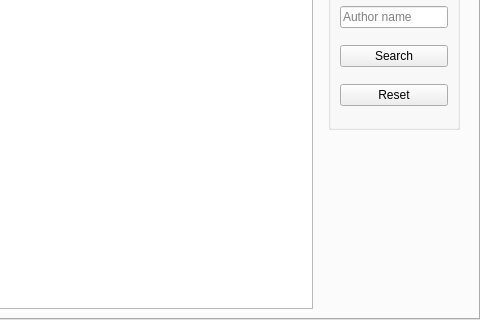
Qt form ui/librarianForm.ui (Kamikoto-sama/NetBookShop) before a commit; both pictures show x 454 to 934 and y 248 to 568 of the 934 by 568 pixel window.
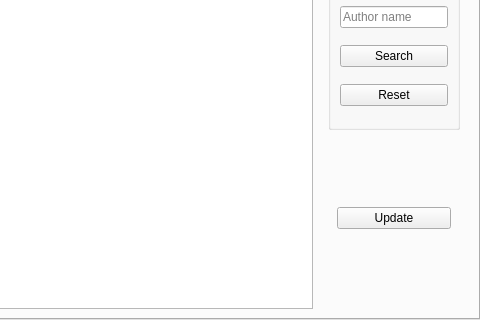
The same form after that commit. The open tabs and pages were chosen to show the change.

Patch:
```diff
--- a/ui/librarianForm.ui
+++ b/ui/librarianForm.ui
@@ -394,7 +394,20 @@
            </widget>
           </item>
           <item>
-           <widget class="QWidget" name="widget_11" native="true"/>
+           <widget class="QWidget" name="widget_11" native="true">
+            <layout class="QVBoxLayout" name="verticalLayout_17">
+             <item>
+              <widget class="QPushButton" name="authorsUpdateBtn">
+               <property name="cursor">
+                <cursorShape>PointingHandCursor</cursorShape>
+               </property>
+               <property name="text">
+                <string>Update</string>
+               </property>
+              </widget>
+             </item>
+            </layout>
+           </widget>
           </item>
          </layout>
         </widget>
```
Left out of the diff: 39 changed lines with no effect on the pictures.
